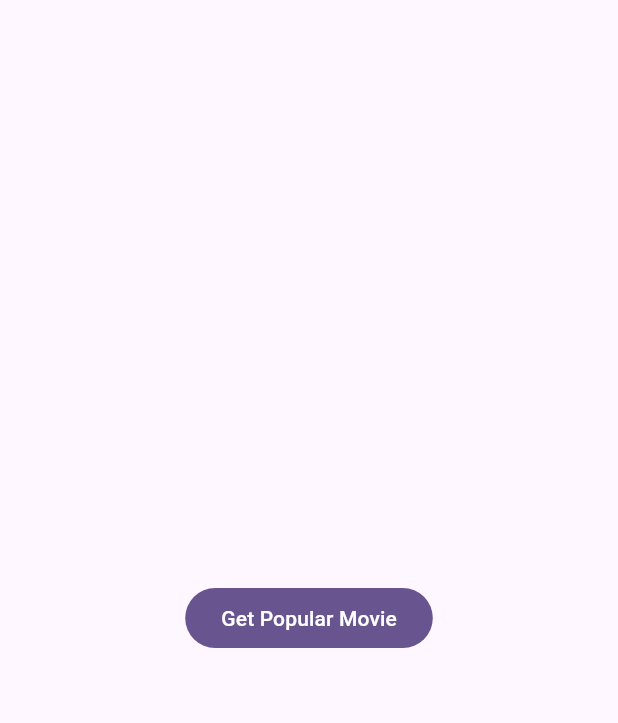
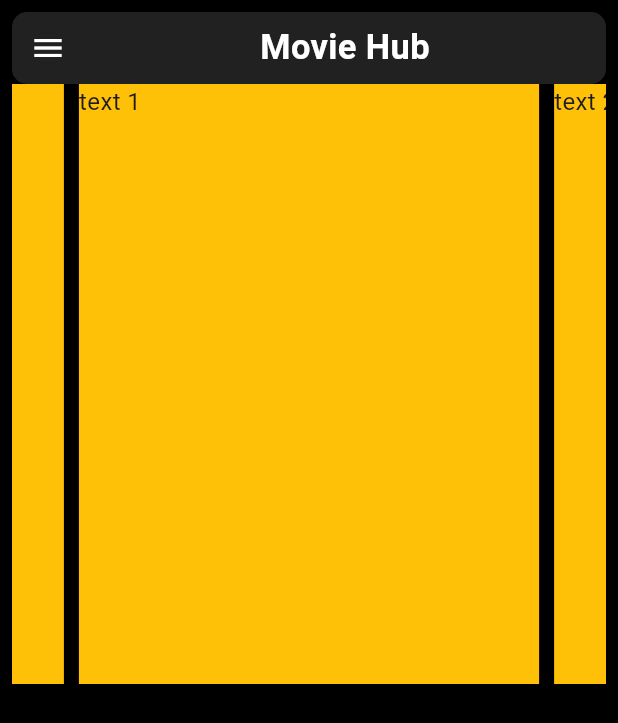
Before and after one commit to SalmanMohammed2001/movie_app_flutter, a Flutter app: the screen it shows after launch, on a phone screen of 412 x 824 dp. Shown: the top 723 px of the screen. Run offline on Flutter 3.47's test engine with Material 3 defaults, Android fonts, the phone set to English and light mode, and no system bars; drawn by our look-alikes of carousel_slider; our stand-ins replace logger.

Commit message:
add CarouselSlider pub dev package

```diff
--- a/lib/screen/home_page.dart
+++ b/lib/screen/home_page.dart
@@ -1,3 +1,4 @@
+import 'package:carousel_slider/carousel_slider.dart';
 import 'package:flutter/material.dart';
 import 'package:movie_app/service/api_services.dart';
 
@@ -9,24 +10,62 @@ class HomePage extends StatefulWidget {
 }
 
 class _HomePageState extends State<HomePage> {
-
   @override
   void initState() {
     // TODO: implement initState
     super.initState();
   }
+
   @override
   Widget build(BuildContext context) {
-    return  Scaffold(
-      body: Center(
-        child: Column(
-          mainAxisAlignment: MainAxisAlignment.center,
-          children: [
-            FilledButton(onPressed: () {
-              ApiServices().getPopularMovies();
-            }, child: Text("Get Popular Movie"))
-
-          ],
+    return Scaffold(
+      backgroundColor: Colors.black,
+      body: SafeArea(
+        child: Padding(
+          padding: const EdgeInsets.all(8.0),
+          child: Column(
+            children: [
+              Container(
+                decoration: BoxDecoration(color: Colors.grey.shade900,borderRadius: BorderRadius.circular(10)),
+                child: Row(
+                  children: [
+                    IconButton(
+                        onPressed: () {},
+                        icon: const Icon(
+                          Icons.menu,
+                          color: Colors.white,
+                        )),
+                    Spacer(),
+                    const Text(
+                      "Movie Hub",
+                      style: TextStyle(
+                          color: Colors.white,
+                          fontSize: 23,
+                          fontWeight: FontWeight.bold),
+                    ),
+                    Spacer(),
+                  ],
+                ),
+              ),
+              CarouselSlider(
+                options: CarouselOptions(height: 400.0,autoPlay: true),
+                items: [1,2,3,4,5].map((i) {
+                  return Builder(
+                    builder: (BuildContext context) {
+                      return Container(
+                          width: MediaQuery.of(context).size.width,
+                          margin: EdgeInsets.symmetric(horizontal: 5.0),
+                          decoration: BoxDecoration(
+                              color: Colors.amber
+                          ),
+                          child: Text('text $i', style: TextStyle(fontSize: 16.0),)
+                      );
+                    },
+                  );
+                }).toList(),
+              )
+            ],
+          ),
         ),
       ),
     );
--- a/lib/service/api_services.dart
+++ b/lib/service/api_services.dart
@@ -8,19 +8,18 @@ class ApiServices {
   final apiKey = 'api_key=ce6ab78f71cbebfb39e13333eedcd31a';
   final popularMovies = 'https://api.themoviedb.org/3/movie/popular?';
 
-  Future<void> getPopularMovies() async {
+  Future<List<MovieModel>> getPopularMovies() async {
     final response = await http.get(Uri.parse('$popularMovies$apiKey'));
     if(response.statusCode == 200){
       Map<String,dynamic> body= jsonDecode(response.body);
-
       List<dynamic> result=body['results'];
-
       List<MovieModel> movies=result.map((e)=>MovieModel.fromJson(e as Map<String,dynamic>)).toList();
 
-      Logger().f(movies[0].overview);
+      return movies;
 
     }else{
       Logger().e('Error -${response.statusCode}');
+      return [];
     }
 
   }
--- a/pubspec.yaml
+++ b/pubspec.yaml
@@ -37,6 +37,7 @@ dependencies:
   cupertino_icons: ^1.0.6
   http: ^1.2.1
   logger: ^2.3.0
+  carousel_slider: ^4.2.1
 
 dev_dependencies:
   flutter_test:
```
Also changed, not shown: pubspec.lock.
